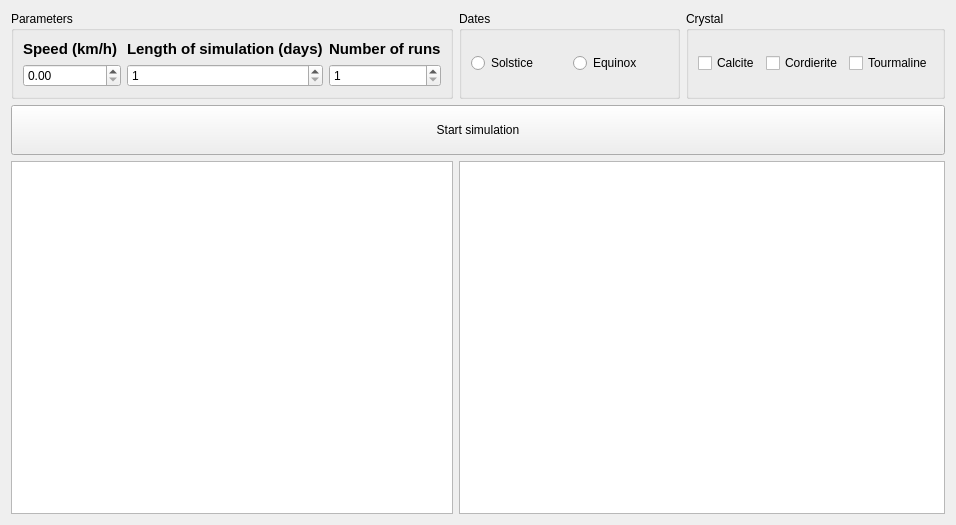
First picture: the form in sailingform.ui, repository szazdenes/SailingSimulation, before the edit.
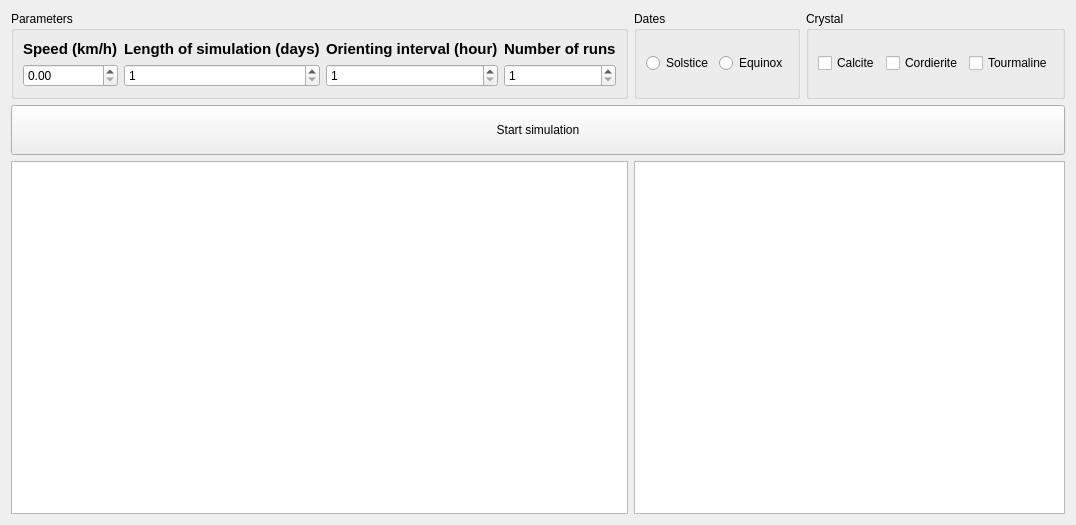
Second picture: the form after the edit.

Commit message: orientation interval spinbox added noon handling corrected

```diff
--- a/sailingform.ui
+++ b/sailingform.ui
@@ -6,7 +6,7 @@
    <rect>
     <x>0</x>
     <y>0</y>
-    <width>956</width>
+    <width>1004</width>
     <height>525</height>
    </rect>
   </property>
@@ -27,7 +27,7 @@
         </property>
        </widget>
       </item>
-      <item row="1" column="2">
+      <item row="1" column="3">
        <widget class="QSpinBox" name="numOfRunsSpinBox">
         <property name="accelerated">
          <bool>true</bool>
@@ -78,7 +78,7 @@
         </property>
        </widget>
       </item>
-      <item row="0" column="2">
+      <item row="0" column="3">
        <widget class="QLabel" name="label_4">
         <property name="font">
          <font>
@@ -92,6 +92,30 @@
         </property>
        </widget>
       </item>
+      <item row="1" column="2">
+       <widget class="QSpinBox" name="hourIntervalSpinBox">
+        <property name="minimum">
+         <number>1</number>
+        </property>
+        <property name="maximum">
+         <number>20</number>
+        </property>
+       </widget>
+      </item>
+      <item row="0" column="2">
+       <widget class="QLabel" name="label_2">
+        <property name="font">
+         <font>
+          <pointsize>11</pointsize>
+          <weight>75</weight>
+          <bold>true</bold>
+         </font>
+        </property>
+        <property name="text">
+         <string>Orienting interval (hour)</string>
+        </property>
+       </widget>
+      </item>
      </layout>
     </widget>
    </item>
```
The commit also changes 1 other file.
